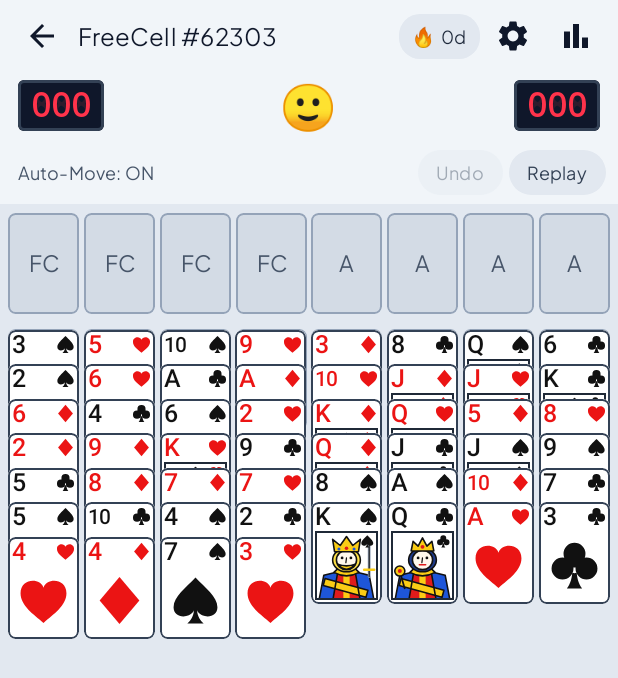
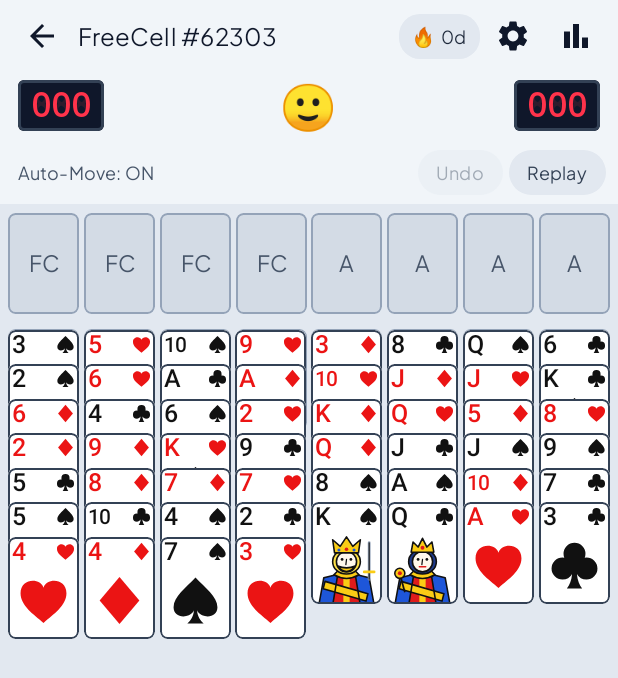
Before and after one commit to codename-cloud/Daily-Boardgames, an Android app built with Jetpack Compose: the composable FreeCellScreen shown on its own in the app's theme, after a tap on "Skip", on a phone screen of 412 x 824 dp. Shown: the top 678 px of the screen. Run offline under Robolectric (Android 15) with nearby library versions, the phone set to English and light mode, and no system bars.

Commit message:
refactor: clean up solitaire UI and card rendering
Remove suit-specific tinting from foundation slots,
adjust court card padding, and refactor club suit
drawing for better path composition.

```diff
--- a/app/src/main/java/com/example/cards/CardArtwork.kt
+++ b/app/src/main/java/com/example/cards/CardArtwork.kt
@@ -14,6 +14,8 @@ import androidx.compose.ui.geometry.Rect
 import androidx.compose.ui.geometry.Size
 import androidx.compose.ui.graphics.Color
 import androidx.compose.ui.graphics.Path
+import androidx.compose.ui.graphics.PathFillType
+import androidx.compose.ui.graphics.PathOperation
 import androidx.compose.ui.graphics.StrokeCap
 import androidx.compose.ui.graphics.StrokeJoin
 import androidx.compose.ui.graphics.drawscope.DrawScope
@@ -250,26 +252,44 @@ private fun buildSuitPath(
             close()
         }
 
-        Suit.CLUBS -> Path().apply {
+        Suit.CLUBS -> {
             val r = 0.215f * s
-            addOval(Rect(center = Offset(dx + 0.50f * s, dy + 0.27f * s), radius = r))
-            addOval(Rect(center = Offset(dx + 0.265f * s, dy + 0.56f * s), radius = r))
-            addOval(Rect(center = Offset(dx + 0.735f * s, dy + 0.56f * s), radius = r))
-            addOval(Rect(center = Offset(dx + 0.50f * s, dy + 0.51f * s), radius = 0.14f * s))
-            moveTo(dx + 0.46f * s, dy + 0.54f * s)
-            lineTo(dx + 0.54f * s, dy + 0.54f * s)
+            val lobesPath = Path().apply {
+                fillType = PathFillType.NonZero
+                addOval(
+                    Rect(center = Offset(dx + 0.50f * s, dy + 0.27f * s), radius = r),
+                    Path.Direction.CounterClockwise
+                )
+                addOval(
+                    Rect(center = Offset(dx + 0.265f * s, dy + 0.56f * s), radius = r),
+                    Path.Direction.CounterClockwise
+                )
+                addOval(
+                    Rect(center = Offset(dx + 0.735f * s, dy + 0.56f * s), radius = r),
+                    Path.Direction.CounterClockwise
+                )
+                addOval(
+                    Rect(center = Offset(dx + 0.50f * s, dy + 0.51f * s), radius = 0.14f * s),
+                    Path.Direction.CounterClockwise
+                )
+            }
+            val stemPath = Path().apply {
+                fillType = PathFillType.NonZero
+                moveTo(dx + 0.46f * s, dy + 0.52f * s)
                 cubicTo(
-                dx + 0.54f * s, dy + 0.75f * s,
+                    dx + 0.46f * s, dy + 0.74f * s,
+                    dx + 0.42f * s, dy + 0.86f * s,
+                    dx + 0.35f * s, dy + 0.95f * s
+                )
+                lineTo(dx + 0.65f * s, dy + 0.95f * s)
+                cubicTo(
                     dx + 0.58f * s, dy + 0.86f * s,
-                dx + 0.65f * s, dy + 0.95f * s
-            )
-            lineTo(dx + 0.35f * s, dy + 0.95f * s)
-            cubicTo(
-                dx + 0.42f * s, dy + 0.86f * s,
-                dx + 0.46f * s, dy + 0.75f * s,
-                dx + 0.46f * s, dy + 0.54f * s
+                    dx + 0.54f * s, dy + 0.74f * s,
+                    dx + 0.54f * s, dy + 0.52f * s
                 )
                 close()
+            }
+            Path.combine(PathOperation.Union, lobesPath, stemPath)
         }
     }
 }
@@ -291,7 +311,7 @@ internal fun SuitSymbolCanvas(
 }
 
 /**
- * Framed traditional red/blue/gold royal court illustration for Jack, Queen, and King.
+ * Frameless traditional red/blue/gold royal court illustration for Jack, Queen, and King.
  */
 @Composable
 internal fun CourtCardArtwork(
@@ -304,19 +324,12 @@ internal fun CourtCardArtwork(
     val royalGold = Color(0xFFFACC15)
     val skinCream = Color(0xFFFFF8EC)
     val inkBlack = Color(0xFF111111)
-    val frameBorder = Color(0xFF1F2937)
 
     val primaryRobe = if (suit.isRed) royalRed else royalBlue
     val secondaryRobe = if (suit.isRed) royalBlue else royalRed
 
-    Box(
+    Spacer(
         modifier = modifier
-            .background(Color.White)
-            .border(1.dp, frameBorder)
-    ) {
-        Spacer(
-            modifier = Modifier
-                .fillMaxSize()
             .drawWithCache {
                 val w = size.width
                 val h = size.height
@@ -402,17 +415,9 @@ internal fun CourtCardArtwork(
                         }
                         else -> null
                     }
-                    val pipSize = minOf(w, h) * 0.22f
-                    val cornerPipPath = buildSuitPath(
-                        suit = suit,
-                        topLeft = Offset(w - pipSize - 0.06f * w, 0.05f * h),
-                        symbolSize = Size(pipSize, pipSize)
-                    )
-                    val cornerPipColor = if (suit.isRed) royalRed else inkBlack
 
                     onDrawBehind {
                         clipRect {
-                            drawRect(color = Color.White)
                             drawPath(torsoPath, color = primaryRobe)
                             drawPath(panelPath, color = secondaryRobe)
                             drawRect(
@@ -543,11 +548,8 @@ internal fun CourtCardArtwork(
 
                                 else -> Unit
                             }
-
-                            drawPath(path = cornerPipPath, color = cornerPipColor, style = Fill)
                         }
                     }
                 }
     )
 }
-}
--- a/app/src/main/java/com/example/cards/PlayingCardView.kt
+++ b/app/src/main/java/com/example/cards/PlayingCardView.kt
@@ -201,7 +201,7 @@ private fun PlayingCardContent(
                     .padding(
                         start = if (isCourt) hPad else 2.dp,
                         end = if (isCourt) hPad else 2.dp,
-                        bottom = if (isCourt) hPad else 3.dp
+                        bottom = if (isCourt) 0.dp else 3.dp
                     ),
                 contentAlignment = Alignment.Center
             ) {
--- a/app/src/main/java/com/example/solitaire/SolitaireScreen.kt
+++ b/app/src/main/java/com/example/solitaire/SolitaireScreen.kt
@@ -54,7 +54,6 @@ import com.example.cards.AnimatedBoardCard
 import com.example.cards.BoardCardPlacement
 import com.example.cards.EmptyCardSlot
 import com.example.cards.PlayingCard
-import com.example.cards.Suit
 import com.example.common.AppSettingsStore
 import com.example.common.ArcadeGameHUD
 import com.example.common.ArcadePillButton
@@ -422,12 +421,10 @@ private fun SolitairePlayfield(
                         horizontalArrangement = Arrangement.spacedBy(gap),
                         verticalAlignment = Alignment.Top
                     ) {
-                        val suitHints = listOf(Suit.SPADES, Suit.HEARTS, Suit.CLUBS, Suit.DIAMONDS)
                         for (f in 0..3) {
                             EmptyCardSlot(
                                 label = "A",
                                 isOledMode = isOledMode,
-                                tint = if (suitHints[f].isRed) Color(0xFFEF4444).copy(alpha = 0.55f) else null,
                                 onClick = remember(f, onFoundationClick) { { onFoundationClick(f) } },
                                 modifier = Modifier
                                     .width(cardWidth)
```
Lines whose indentation alone changed are shown as unchanged.
